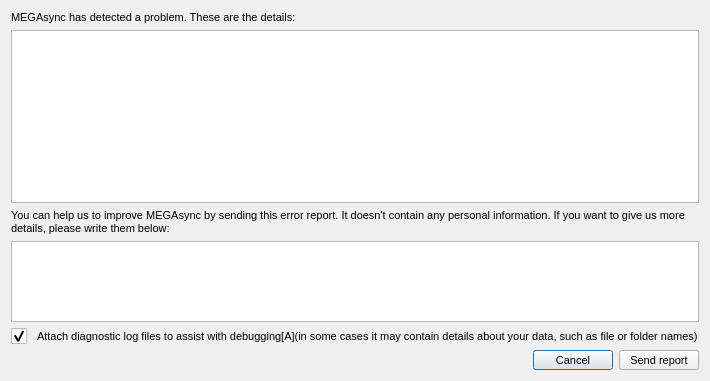
Qt form src/MEGASync/gui/macx/CrashReportDialog.ui (meganz/MEGAsync) before a commit.
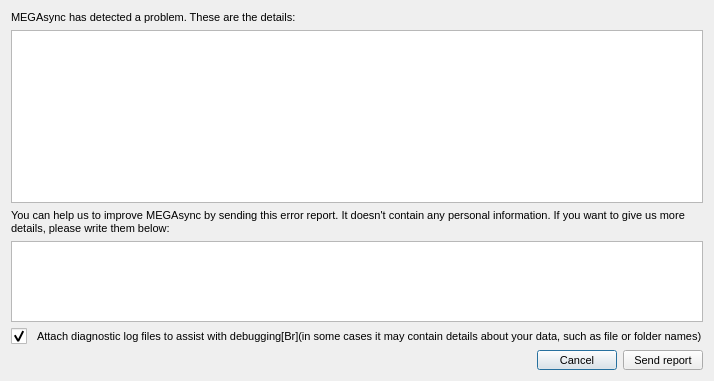
The same form after that commit.

What changed in the file:
```diff
--- a/src/MEGASync/gui/macx/CrashReportDialog.ui
+++ b/src/MEGASync/gui/macx/CrashReportDialog.ui
@@ -93,7 +93,7 @@
 }</string>
      </property>
      <property name="text">
-      <string>Attach diagnostic log files to assist with debugging[A](in some cases it may contain details about your data, such as file or folder names)</string>
+      <string>Attach diagnostic log files to assist with debugging[Br](in some cases it may contain details about your data, such as file or folder names)</string>
      </property>
      <property name="checked">
       <bool>true</bool>
```
